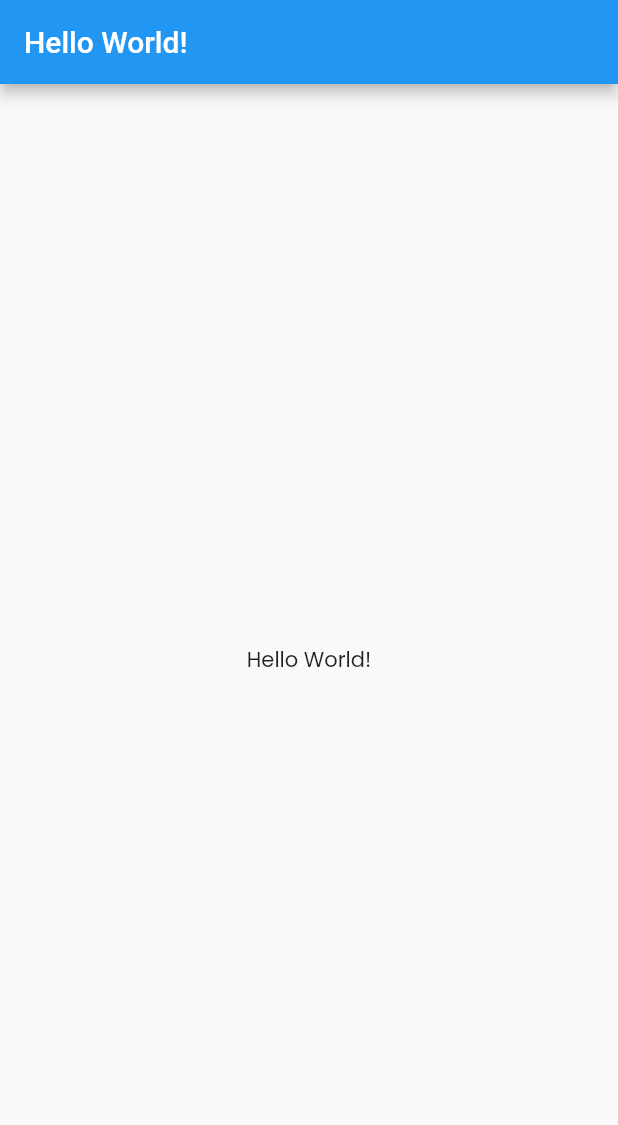
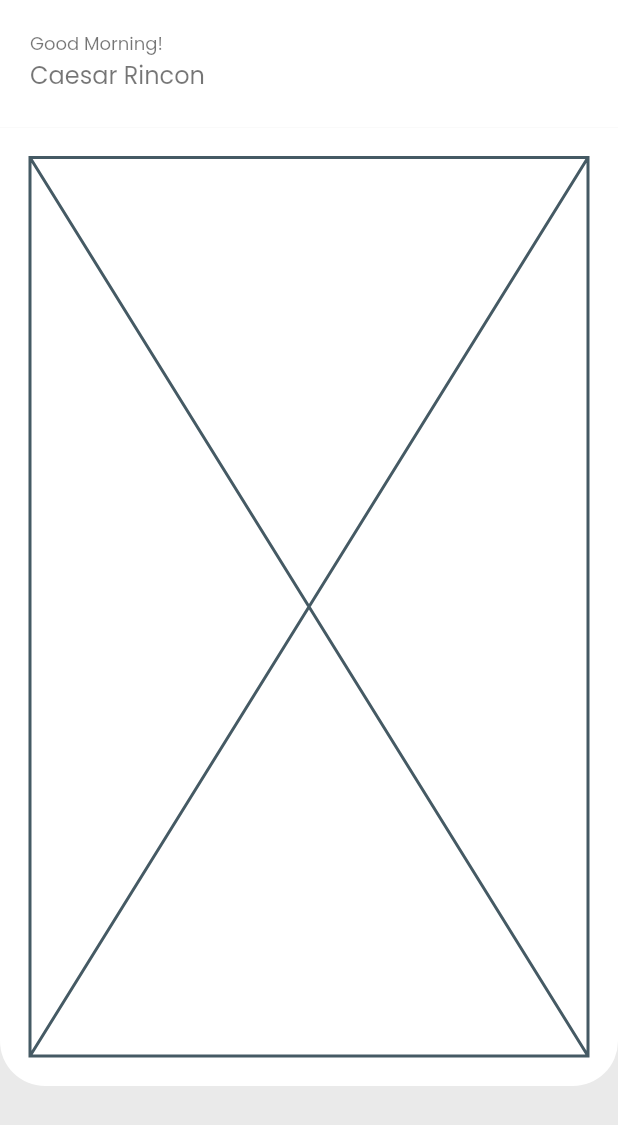
Before and after one commit to chlee1252/Scheduled_Map, a Flutter app: the screen it shows after launch, on a phone screen of 412 x 824 dp. Shown: the top 1125 px of the screen. Run offline on Flutter 3.47's test engine with Material 2 defaults, Android fonts, the phone set to English and light mode, and no system bars; our stand-ins replace get, google_fonts.

Commit message:
feat: homescreen design/animation draft

```diff
--- a/lib/constants.dart
+++ b/lib/constants.dart
@@ -2,9 +2,10 @@ import 'package:flutter/material.dart';
 
 const defaultPadding = 20.0;
 const headerHeight = 85.0;
-const menuBarHeight = 20.0;
+const menuBarHeight = 100.0;
 
 const bgColor = Color(0xFFF6F5F2);
 const primaryColor = Color(0xFF40A944);
+const greyTheme = Color(0xFFEAEAEA);
 
 const panelTransition = Duration(milliseconds: 500);
--- /dev/null
+++ b/lib/home/controllers/home_controller.dart
@@ -0,0 +1,12 @@
+import 'package:flutter/material.dart';
+import 'package:scheduled_map/home/controllers/home_state.dart';
+
+
+class HomeController extends ChangeNotifier {
+  HomeState homeState = HomeState.NORMAL;
+
+  void changeHomeState(HomeState state) {
+    homeState = state;
+    notifyListeners();
+  }
+}
--- /dev/null
+++ b/lib/home/controllers/home_state.dart
@@ -0,0 +1,3 @@
+enum HomeState {
+  NORMAL, MENU
+}
--- a/lib/home/screen/home_screen.dart
+++ b/lib/home/screen/home_screen.dart
@@ -1,14 +1,92 @@
 import 'package:flutter/material.dart';
+import 'package:scheduled_map/constants.dart';
+import 'package:scheduled_map/home/controllers/home_state.dart';
+import 'package:scheduled_map/home/controllers/home_controller.dart';
+import 'package:scheduled_map/home/widget/home_header.dart';
 
 class HomeScreen extends StatelessWidget {
+  final HomeController homeController = HomeController();
+
+  void _onVerticalGesture(DragUpdateDetails details) {
+    if (details.primaryDelta! < -0.7) {
+      homeController.changeHomeState(HomeState.MENU);
+    } else if (details.primaryDelta! > 12) {
+      homeController.changeHomeState(HomeState.NORMAL);
+    }
+  }
+
   @override
   Widget build(BuildContext context) {
     return Scaffold(
-      appBar: AppBar(
-        title: Text("Hello World!"),
-      ),
-      body: Center(
-        child: Text("Hello World!"),
+      backgroundColor: Colors.white,
+      body: SafeArea(
+        bottom: false,
+        child: Container(
+          color: greyTheme,
+          child: AnimatedBuilder(
+            animation: homeController,
+            builder: (context, _) {
+              return LayoutBuilder(
+                builder: (context, BoxConstraints constraints) {
+                  return Stack(
+                    children: [
+                      AnimatedPositioned(
+                        duration: panelTransition,
+                        top: homeController.homeState == HomeState.NORMAL
+                            ? headerHeight
+                            : -(constraints.maxHeight -
+                                menuBarHeight * 2 -
+                                headerHeight),
+                        left: 0,
+                        right: 0,
+                        height: constraints.maxHeight -
+                            headerHeight -
+                            menuBarHeight,
+                        child: Container(
+                          padding: const EdgeInsets.all(defaultPadding),
+                          decoration: BoxDecoration(
+                            color: Colors.white,
+                            borderRadius: const BorderRadius.only(
+                              bottomLeft: Radius.circular(defaultPadding * 1.5),
+                              bottomRight:
+                                  Radius.circular(defaultPadding * 1.5),
+                            ),
+                          ),
+                          child: Placeholder(),
+                        ),
+                      ),
+                      AnimatedPositioned(
+                        duration: panelTransition,
+                        bottom: 0,
+                        left: 0,
+                        right: 0,
+                        height: homeController.homeState == HomeState.NORMAL
+                            ? menuBarHeight
+                            : constraints.maxHeight - menuBarHeight,
+                        child: GestureDetector(
+                          onVerticalDragUpdate: _onVerticalGesture,
+                          child: Container(
+                            color: greyTheme,
+                          ),
+                        ),
+                      ),
+                      AnimatedPositioned(
+                        duration: panelTransition,
+                        top: homeController.homeState == HomeState.NORMAL
+                            ? 0
+                            : -headerHeight,
+                        right: 0,
+                        left: 0,
+                        height: headerHeight,
+                        child: HomeHeader(),
+                      ),
+                    ],
+                  );
+                },
+              );
+            },
+          ),
+        ),
       ),
     );
   }
--- /dev/null
+++ b/lib/home/widget/home_header.dart
@@ -0,0 +1,41 @@
+import 'package:flutter/material.dart';
+import 'package:scheduled_map/constants.dart';
+
+class HomeHeader extends StatelessWidget {
+  const HomeHeader({
+    Key? key,
+  }) : super(key: key);
+
+  @override
+  Widget build(BuildContext context) {
+    return Container(
+      height: headerHeight,
+      color: Colors.white,
+      padding: const EdgeInsets.all(defaultPadding),
+      child: Row(
+        mainAxisAlignment: MainAxisAlignment.spaceBetween,
+        children: [
+          Column(
+            crossAxisAlignment: CrossAxisAlignment.start,
+            children: [
+              Text(
+                "Good Morning!",
+                style: Theme.of(context).textTheme.caption,
+              ),
+              Text(
+                "Caesar Rincon",
+                style: Theme.of(context)
+                    .textTheme
+                    .subtitle1!
+                    .copyWith(color: Colors.black54),
+              )
+            ],
+          ),
+          CircleAvatar(
+            backgroundColor: Colors.transparent,
+          )
+        ],
+      ),
+    );
+  }
+}
```
